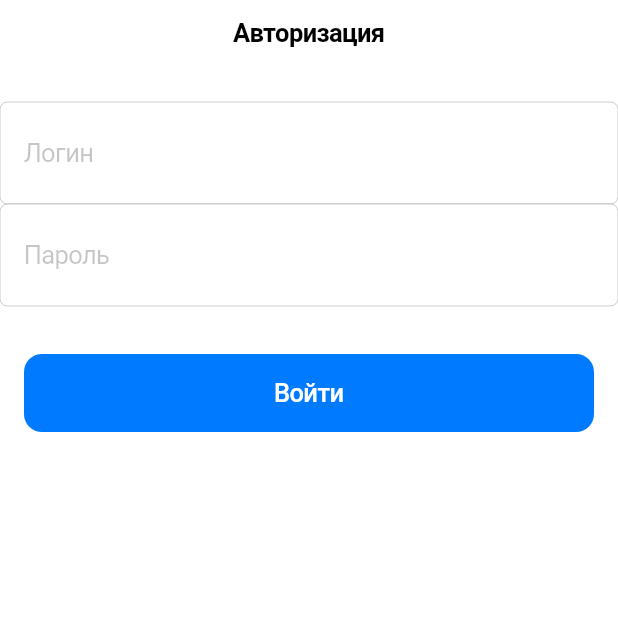
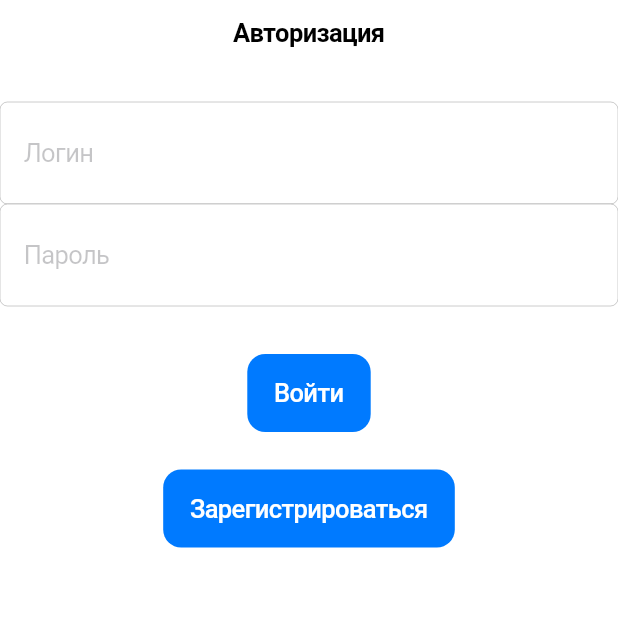
Before and after one commit to commonwealth-codeunion/asia-waters-demo, a Flutter app: the screen it shows after launch, on a phone screen of 412 x 824 dp, the top half of it. Run offline on Flutter 3.47's test engine with Material 2 defaults, Android fonts, the phone set to English and light mode, and no system bars; our stand-ins replace bloc, firebase_auth, firebase_core, flutter_bloc; accounts and stored records are empty.

Commit message:
Login ready

```diff
--- a/lib/blocs/login/login_event.dart
+++ b/lib/blocs/login/login_event.dart
@@ -4,8 +4,17 @@ part of 'login_bloc.dart';
 abstract class LoginEvent {}
 
 class LogIn extends LoginEvent {
-  final String username;
+  final String email;
   final String password;
 
-  LogIn({@required this.username, @required this.password});
+  LogIn({@required this.email, @required this.password});
 }
+
+class Register extends LoginEvent {
+  final String email;
+  final String password;
+
+  Register({@required this.email, @required this.password});
+}
+
+class StartVerification extends LoginEvent {}
--- a/lib/blocs/login/login_state.dart
+++ b/lib/blocs/login/login_state.dart
@@ -8,6 +8,8 @@ class LoginInitial extends LoginState {
 }
 
 class Failure extends LoginState {
+  final bool isLoading = true;
+
   final String message;
 
   Failure({@required this.message});
--- a/lib/main.dart
+++ b/lib/main.dart
@@ -1,18 +1,27 @@
+import 'package:asia_water/blocs/login/login_bloc.dart';
+import 'package:firebase_core/firebase_core.dart';
 import 'package:flutter/cupertino.dart';
 import 'package:flutter_bloc/flutter_bloc.dart';
 
-import 'blocs/login/login_bloc.dart';
 import 'pages/auth_page.dart';
 
-void main() => runApp(App());
+void main() async {
+  WidgetsFlutterBinding.ensureInitialized();
+  await Firebase.initializeApp();
+  runApp(App());
+}
 
 class App extends StatelessWidget {
   const App({Key key}) : super(key: key);
 
   @override
   Widget build(BuildContext context) {
-    return BlocProvider(
-      create: (context) => LoginBloc(),
+    return MultiBlocProvider(
+      providers: [
+        BlocProvider(
+          create: (context) => LoginBloc()..add(StartVerification()),
+        ),
+      ],
       child: CupertinoApp(
         theme: CupertinoThemeData(brightness: Brightness.light),
         home: AuthPage(),
--- a/lib/pages/auth_page.dart
+++ b/lib/pages/auth_page.dart
@@ -51,7 +51,9 @@ class AuthPage extends StatelessWidget {
                       _isLoading = state.isLoading;
                       return Navigator.of(context, rootNavigator: true)
                           .pushReplacementNamed('/home');
-                    } else if (state is Failure) {
+                    }
+                    if (state is Failure) {
+                      _isLoading = state.isLoading;
                       return showCupertinoDialog(
                         context: context,
                         builder: (context) {
@@ -67,12 +69,61 @@ class AuthPage extends StatelessWidget {
                           );
                         },
                       );
-                    } else if (state is Loading) {
-                      _isLoading = state.isLoading;
                     }
                   },
                   builder: (context, state) {
-                    return _buildLoginButton(_isLoading);
+                    if (state is Loading) {
+                      _isLoading = state.isLoading;
+                      return CupertinoActivityIndicator();
+                    } else {
+                      return Column(
+                        children: [
+                          Padding(
+                            padding:
+                                const EdgeInsets.symmetric(horizontal: 16.0),
+                            child: CupertinoButton.filled(
+                              child: Text(
+                                'Войти',
+                                style: TextStyle(fontWeight: FontWeight.w500),
+                              ),
+                              padding: const EdgeInsets.symmetric(
+                                vertical: 16,
+                                horizontal: 18,
+                              ),
+                              disabledColor: CupertinoColors.inactiveGray,
+                              onPressed: _isLoading
+                                  ? null
+                                  : () => _loginBloc.add(LogIn(
+                                        email: _usernameController.text,
+                                        password: _passwordController.text,
+                                      )),
+                            ),
+                          ),
+                          SizedBox(height: 25),
+                          Padding(
+                            padding:
+                                const EdgeInsets.symmetric(horizontal: 16.0),
+                            child: CupertinoButton.filled(
+                              child: Text(
+                                'Зарегистрироваться',
+                                style: TextStyle(fontWeight: FontWeight.w500),
+                              ),
+                              padding: const EdgeInsets.symmetric(
+                                vertical: 16,
+                                horizontal: 18,
+                              ),
+                              disabledColor: CupertinoColors.inactiveGray,
+                              onPressed: _isLoading
+                                  ? null
+                                  : () => _loginBloc.add(Register(
+                                        email: _usernameController.text,
+                                        password: _passwordController.text,
+                                      )),
+                            ),
+                          ),
+                        ],
+                      );
+                    }
                   },
                 )
               ],
@@ -82,26 +133,4 @@ class AuthPage extends StatelessWidget {
       ),
     );
   }
-
-  Padding _buildLoginButton(bool isLoading) {
-    return Padding(
-      padding: const EdgeInsets.symmetric(horizontal: 16.0),
-      child: CupertinoButton.filled(
-          child: Text(
-            'Войти',
-            style: TextStyle(fontWeight: FontWeight.w500),
-          ),
-          padding: const EdgeInsets.symmetric(
-            vertical: 16,
-            horizontal: 18,
-          ),
-          disabledColor: CupertinoColors.inactiveGray,
-          onPressed: isLoading
-              ? null
-              : () async => _loginBloc.add(LogIn(
-                    username: _usernameController.text,
-                    password: _passwordController.text,
-                  ))),
-    );
-  }
 }
--- a/lib/repository/api.dart
+++ /dev/null
@@ -1,5 +0,0 @@
-class Api implements ApiRepo {}
-
-class ApiRepo {
-
-}
--- a/pubspec.yaml
+++ b/pubspec.yaml
@@ -12,11 +12,9 @@ dependencies:
   flutter:
     sdk: flutter
   flutter_bloc: ^6.0.6
-
   cupertino_icons: ^1.0.0
   firebase_core: ^0.5.0+1
   firebase_auth: ^0.18.1+2
-  firebase_storage: ^4.0.1
 
 dev_dependencies:
   flutter_test:
```
Also changed, not shown: lib/blocs/login/login_bloc.dart (+29 -5 lines), lib/service/login_service.dart (added, +23 -0 lines), 4 other files.
